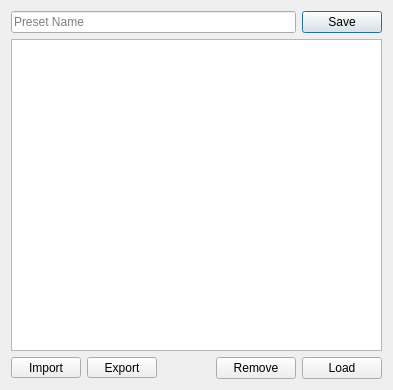
Before: the Qt Designer form src/interface/dialog/PresetDialog.ui in Audio4Linux/JDSP4Linux, drawn with Qt 5.
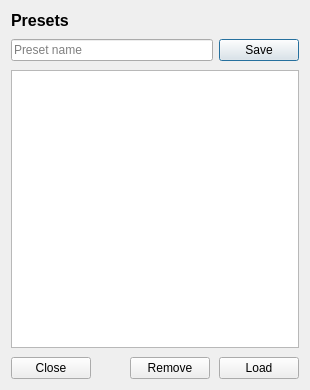
After: the same form once the commit is applied. Icons and pictures are not drawn.

What changed in the file:
```diff
--- a/src/interface/dialog/PresetDialog.ui
+++ b/src/interface/dialog/PresetDialog.ui
@@ -6,13 +6,13 @@
    <rect>
     <x>0</x>
     <y>0</y>
-    <width>393</width>
+    <width>310</width>
     <height>390</height>
    </rect>
   </property>
   <property name="minimumSize">
    <size>
-    <width>390</width>
+    <width>310</width>
     <height>390</height>
    </size>
   </property>
@@ -24,8 +24,28 @@
     <normaloff>:/icons/icon.svg</normaloff>:/icons/icon.svg</iconset>
   </property>
   <layout class="QVBoxLayout" name="verticalLayout_3">
+   <property name="spacing">
+    <number>9</number>
+   </property>
+   <item>
+    <widget class="QLabel" name="label">
+     <property name="font">
+      <font>
+       <pointsize>12</pointsize>
+       <weight>75</weight>
+       <bold>true</bold>
+      </font>
+     </property>
+     <property name="text">
+      <string>Presets</string>
+     </property>
+    </widget>
+   </item>
    <item>
     <layout class="QHBoxLayout" name="horizontalLayout_2">
+     <property name="spacing">
+      <number>6</number>
+     </property>
      <property name="bottomMargin">
       <number>0</number>
      </property>
@@ -35,7 +55,7 @@
         <bool>false</bool>
        </property>
        <property name="placeholderText">
-        <string>Preset Name</string>
+        <string>Preset name</string>
        </property>
        <property name="clearButtonEnabled">
         <bool>true</bool>
@@ -67,34 +87,9 @@
       <number>0</number>
      </property>
      <item>
-      <widget class="QToolButton" name="importBtn">
-       <property name="minimumSize">
-        <size>
-         <width>70</width>
-         <height>0</height>
-        </size>
-       </property>
+      <widget class="QPushButton" name="close">
        <property name="text">
-        <string>Import</string>
-       </property>
-       <property name="popupMode">
-        <enum>QToolButton::InstantPopup</enum>
-       </property>
-      </widget>
-     </item>
-     <item>
-      <widget class="QToolButton" name="exportBtn">
-       <property name="minimumSize">
-        <size>
-         <width>70</width>
-         <height>0</height>
-        </size>
-       </property>
-       <property name="text">
-        <string>Export</string>
-       </property>
-       <property name="popupMode">
-        <enum>QToolButton::InstantPopup</enum>
+        <string>Close</string>
        </property>
       </widget>
      </item>
```
Left out of the diff: 8 changed lines with no effect on the pictures.
